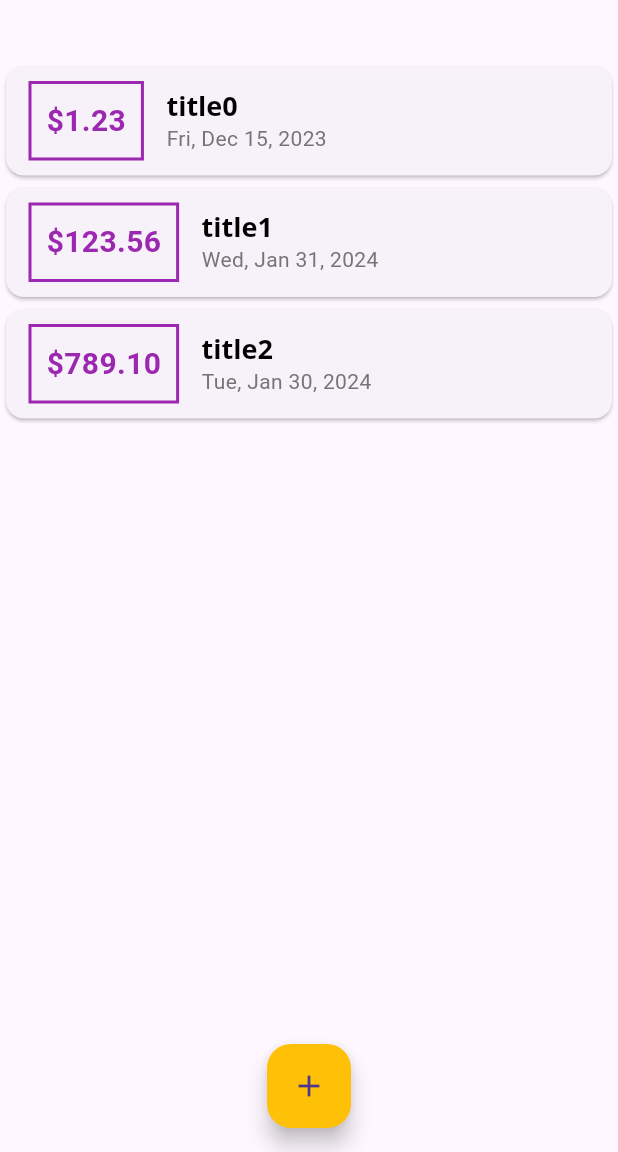
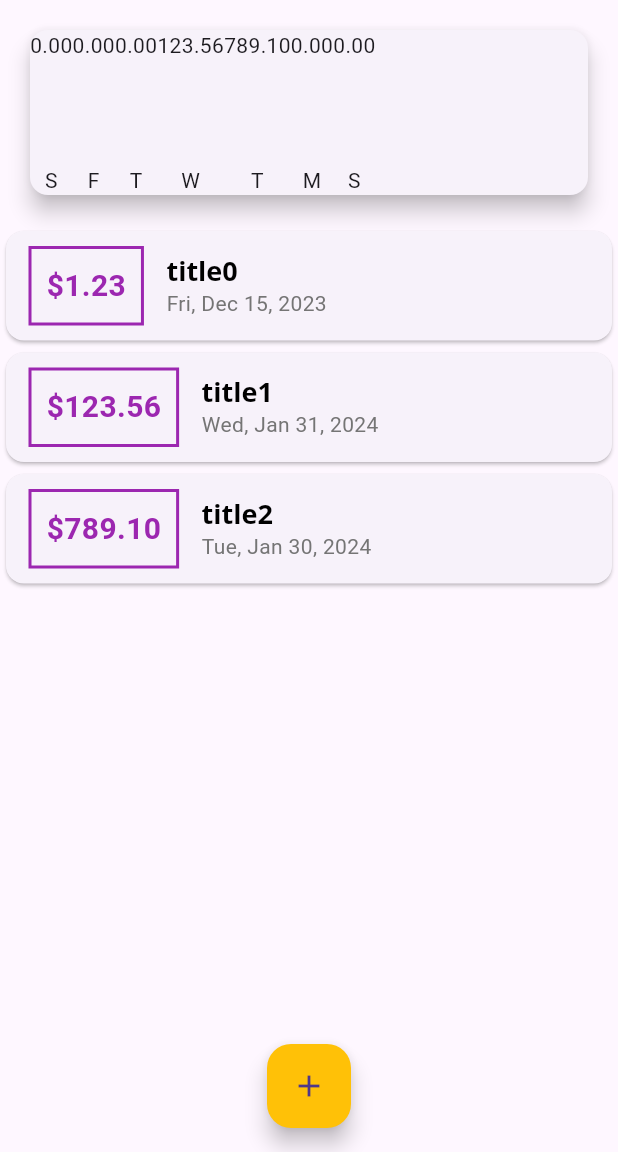
Before and after one commit to davisiqueira1/flutter_expenses_app, a Flutter app: the screen it shows after launch, on a phone screen of 412 x 824 dp, the part 84-1236 px from its top. Run offline on Flutter 3.47's test engine with Material 3 defaults, Android fonts, the phone set to English and light mode, and no system bars; missing offline and left inert: dart:ffi.

Commit message:
feat: create chart bar component

```diff
--- a/lib/components/chart.dart
+++ b/lib/components/chart.dart
@@ -1,3 +1,4 @@
+import 'package:expenses_app/components/chart_bar.dart';
 import 'package:expenses_app/models/transaction.dart';
 import 'package:intl/intl.dart';
 import 'package:flutter/material.dart';
@@ -24,9 +25,6 @@ class Chart extends StatelessWidget {
           }
         }
 
-        print(DateFormat.E().format(weekDay)[0]);
-        print(totalSum);
-
         return {
           "day": DateFormat.E().format(weekDay)[0],
           "value": totalSum,
@@ -36,11 +34,17 @@ class Chart extends StatelessWidget {
   @override
   Widget build(BuildContext context) {
     groupedTransactions;
-    return const Card(
+    return Card(
       elevation: 6,
-      margin: EdgeInsets.all(20),
+      margin: const EdgeInsets.all(20),
       child: Row(
-        children: [],
+        children: groupedTransactions.map((Map<String, Object> t) {
+          return ChartBar(
+            label: t["day"].toString(),
+            value: double.parse(t["value"].toString()),
+            percentage: 0,
+          );
+        }).toList(),
       ),
     );
   }
--- /dev/null
+++ b/lib/components/chart_bar.dart
@@ -0,0 +1,33 @@
+import 'package:flutter/material.dart';
+
+class ChartBar extends StatelessWidget {
+  const ChartBar({
+    required double value,
+    required double percentage,
+    required String label,
+    super.key,
+  })  : _percentage = percentage,
+        _label = label,
+        _value = value;
+
+  final double _value;
+  final double _percentage;
+  final String _label;
+
+  @override
+  Widget build(BuildContext context) {
+    return Column(
+      children: [
+        Text(_value.toStringAsFixed(2)),
+        const SizedBox(height: 5),
+        Container(
+          height: 60,
+          width: 10,
+          child: null,
+        ),
+        const SizedBox(height: 5),
+        Text(_label),
+      ],
+    );
+  }
+}
```
